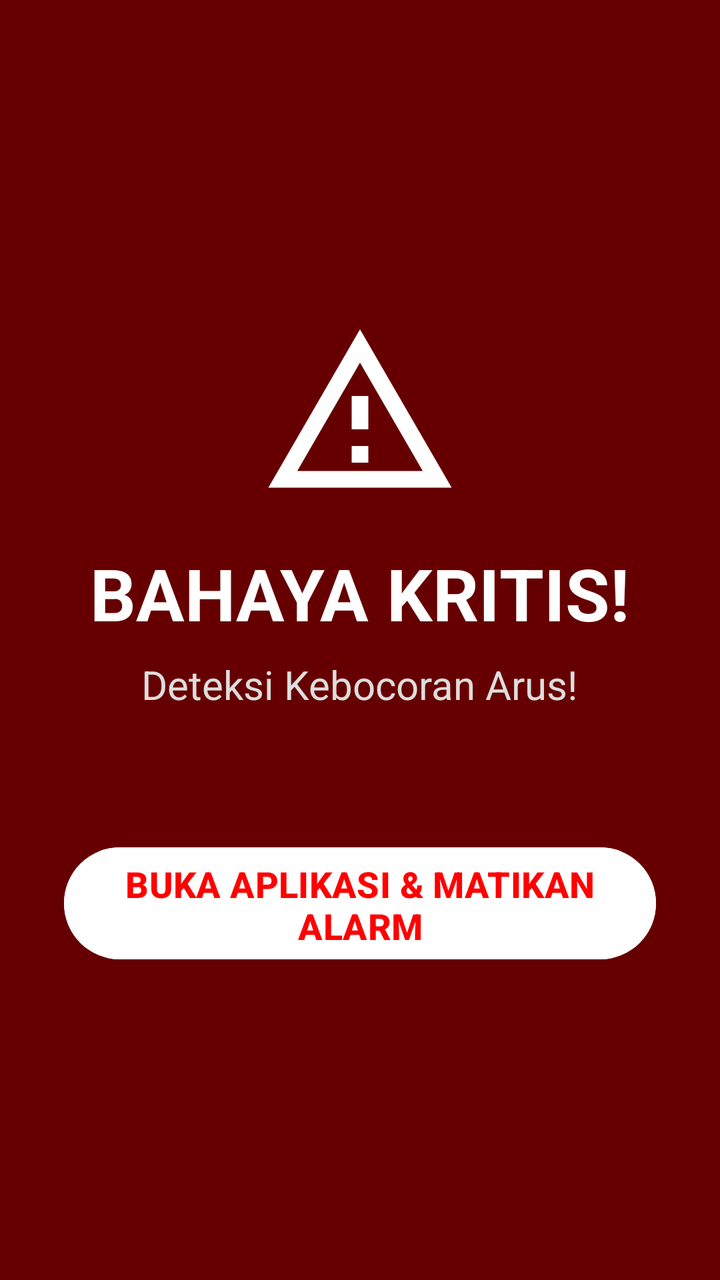
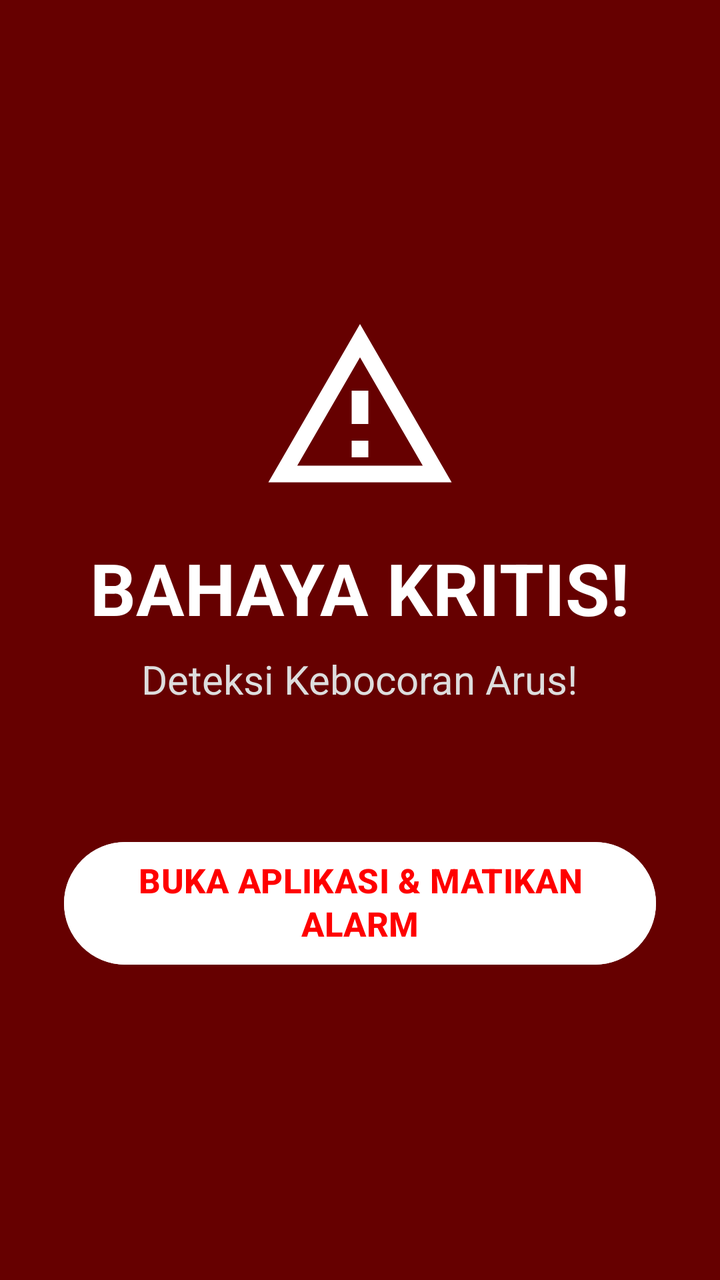

Two renders of the same Android screen: before a commit and after it. Below are the layout's source before the change and the commit's diff.
<!-- AndroidManifest.xml: activity theme Theme.IoTListrik.Alarm -->
<!-- res/layout/activity_alarm.xml -->
<?xml version="1.0" encoding="utf-8"?>
<LinearLayout xmlns:android="http://schemas.android.com/apk/res/android"
    xmlns:app="http://schemas.android.com/apk/res-auto"
    android:layout_width="match_parent"
    android:layout_height="match_parent"
    android:orientation="vertical"
    android:background="#000000"
    android:gravity="center">

    
    <LinearLayout
        android:id="@+id/alarmContainer"
        android:layout_width="match_parent"
        android:layout_height="match_parent"
        android:orientation="vertical"
        android:gravity="center"
        android:background="#66FF0000"
        android:padding="32dp">

        <ImageView
            android:layout_width="100dp"
            android:layout_height="100dp"
            app:srcCompat="@drawable/ic_warning"
            app:tint="#FFFFFF"
            android:layout_marginBottom="16dp"/>

        <TextView
            android:id="@+id/tvAlarmTitle"
            android:layout_width="wrap_content"
            android:layout_height="wrap_content"
            android:text="BAHAYA KRITIS!"
            android:textSize="36sp"
            android:textStyle="bold"
            android:textColor="#FFFFFF"
            android:textAlignment="center"
            android:layout_marginBottom="8dp"/>

        <TextView
            android:id="@+id/tvAlarmBody"
            android:layout_width="wrap_content"
            android:layout_height="wrap_content"
            android:text="Deteksi Kebocoran Arus!"
            android:textSize="20sp"
            android:textColor="#DDDDDD"
            android:textAlignment="center"
            android:layout_marginBottom="64dp"/>

        
        <Button
            android:id="@+id/btnDismiss"
            android:layout_width="match_parent"
            android:layout_height="64dp"
            android:backgroundTint="#FFFFFF"
            android:textColor="#FF0000"
            android:textSize="18sp"
            android:textStyle="bold"
            android:text="BUKA APLIKASI &amp; MATIKAN ALARM"/>

    </LinearLayout>
</LinearLayout>
<!-- resources referenced by this layout -->
<resources>
  <!-- drawable ic_warning (drawable) -->
  <?xml version="1.0" encoding="utf-8"?>
  <vector xmlns:android="http://schemas.android.com/apk/res/android"
      android:width="24dp"
      android:height="24dp"
      android:viewportWidth="24.0"
      android:viewportHeight="24.0">
      <path
          android:fillColor="#FFFFFFFF"
          android:pathData="M12,2L1,21h22L12,2z M12,6l7.53,13H4.47L12,6z M11,10v4h2v-4H11z M11,16v2h2v-2H11z"/>
  </vector>
  <style name="Theme.IoTListrik.Alarm" parent="Theme.Material3.Dark.NoActionBar">
          <item name="android:windowBackground">@color/bg_base</item>
          <item name="android:statusBarColor">@color/red</item>
          <item name="android:navigationBarColor">@android:color/transparent</item>
      </style>
  <color name="bg_base">#0b1117</color>
  <color name="red">#ef4444</color>
</resources>

<!-- the commit's change to res/layout/activity_alarm.xml (unified diff, before → after) -->
@@ -49,12 +49,26 @@
         <Button
             android:id="@+id/btnDismiss"
             android:layout_width="match_parent"
-            android:layout_height="64dp"
+            android:layout_height="wrap_content"
+            android:minHeight="68dp"
+            android:paddingStart="20dp"
+            android:paddingTop="10dp"
+            android:paddingEnd="20dp"
+            android:paddingBottom="10dp"
             android:backgroundTint="#FFFFFF"
+            android:gravity="center"
+            android:includeFontPadding="false"
+            android:lineSpacingExtra="2dp"
+            android:maxLines="2"
+            android:textAlignment="center"
             android:textColor="#FF0000"
-            android:textSize="18sp"
+            android:textSize="17sp"
             android:textStyle="bold"
-            android:text="BUKA APLIKASI &amp; MATIKAN ALARM"/>
+            android:text="BUKA APLIKASI &amp; MATIKAN ALARM"
+            app:autoSizeMaxTextSize="17sp"
+            app:autoSizeMinTextSize="14sp"
+            app:autoSizeStepGranularity="1sp"
+            app:autoSizeTextType="uniform"/>
 
     </LinearLayout>
 </LinearLayout>
